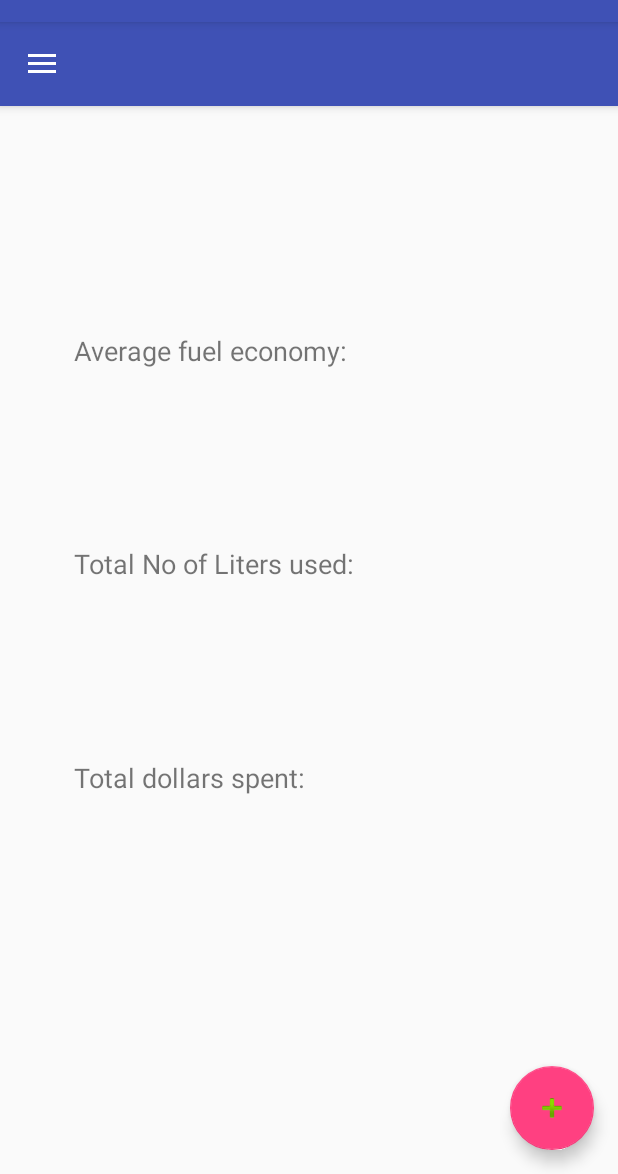
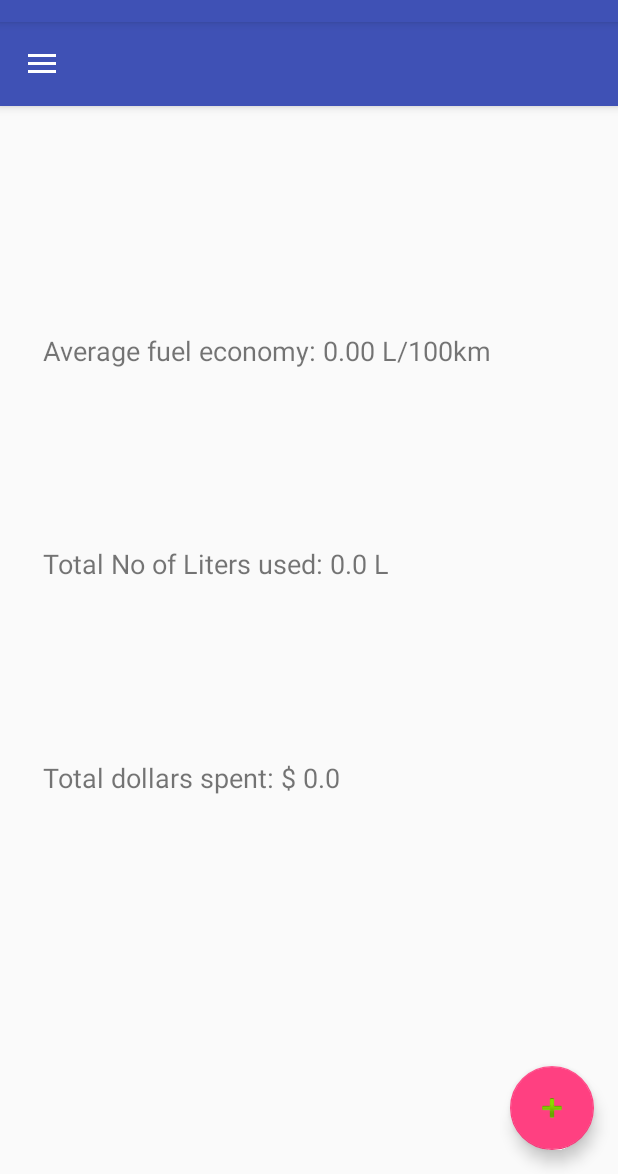
Before and after one commit to MkMan/BikeFuel, an Android app: the MainActivity screen opened directly, with no data from a screen before it, on a phone screen of 412 x 824 dp, the part 62-1236 px from its top. Run offline under Robolectric (Android 15) with nearby library versions, the phone set to English and light mode, and no system bars; 1 statement that could not run was skipped.

Commit message:
Fragment now loads suscessfully using code

```diff
--- a/app/src/main/java/com/example/mustafa/bikefuel/MainActivity.java
+++ b/app/src/main/java/com/example/mustafa/bikefuel/MainActivity.java
@@ -5,6 +5,8 @@ import android.content.Intent;
 import android.os.Bundle;
 import android.support.design.widget.FloatingActionButton;
 import android.support.design.widget.Snackbar;
+import android.support.v4.app.FragmentManager;
+import android.support.v4.app.FragmentTransaction;
 import android.view.View;
 import android.support.design.widget.NavigationView;
 import android.support.v4.view.GravityCompat;
@@ -24,16 +26,11 @@ import java.util.ArrayList;
 public class MainActivity extends AppCompatActivity
         implements NavigationView.OnNavigationItemSelectedListener {
 
-    //This arrayList holds the fillups, will be eventually replaced by either DB or file
-    static ArrayList<FillUp> fillUps = new ArrayList<>();
     //An attempt at using a file to save data
     static FileWriter myFileWritter;
 
-    TextView averageDisplay;
-    TextView totalLiterDisplay;
-    TextView totalCostDisplay;
-
-    final DecimalFormat TWODECIMALPOINTS = new DecimalFormat("0.##");
+    //This arrayList holds the fillups, will be eventually replaced by either DB or file
+    static ArrayList<FillUp> fillUps = new ArrayList<>();
 
     @Override
     protected void onCreate(Bundle savedInstanceState) {
@@ -50,16 +47,6 @@ public class MainActivity extends AppCompatActivity
 
         }
 
-
-
-        //Initialising the TextViews
-        averageDisplay = (TextView) findViewById(R.id.avg_fuel_eco_TV);
-        totalLiterDisplay = (TextView) findViewById(R.id.total_fuel_used_TV);
-        totalCostDisplay = (TextView) findViewById(R.id.total_cost_TV);
-
-        //The add fill up button
-        FloatingActionButton addFillUpFab = (FloatingActionButton) findViewById(R.id.fab);
-
         //The Navigation drawer mess
         DrawerLayout drawer = (DrawerLayout) findViewById(R.id.drawer_layout);
         ActionBarDrawerToggle toggle = new ActionBarDrawerToggle(
@@ -70,31 +57,21 @@ public class MainActivity extends AppCompatActivity
         NavigationView navigationView = (NavigationView) findViewById(R.id.nav_view);
         navigationView.setNavigationItemSelectedListener(this);
 
-        //This opens a new activity to add a new entry
-        addFillUpFab.setOnClickListener(new View.OnClickListener() {
-            @Override
-            public void onClick(View v) {
-                Intent openAddPage = new Intent(v.getContext(), NewEntry.class);
-                startActivity(openAddPage);
-            }
-        });
+        //Fragment manager declarations
+        FragmentManager fragmentManager = getSupportFragmentManager();
+        FragmentTransaction fragmentTransaction =fragmentManager.beginTransaction();
 
-/*
-        //Display the overall stats
-        displayTotalLiters();
-        displayTotalDollars();
-        displayAvgConsumption();
-*/
+        //Loading up the stats page upon starting
+        OverallStats homeFragment = new OverallStats();
+        fragmentTransaction.add(R.id.frag_container,homeFragment);
+        fragmentTransaction.commit();
 
     }
 
-/*    @Override
+    @Override
     protected void onResume() {
         super.onResume();
-        displayTotalLiters();
-        displayTotalDollars();
-        displayAvgConsumption();
-    }*/
+    }
 
     @Override
     public void onBackPressed() {
@@ -153,47 +130,6 @@ public class MainActivity extends AppCompatActivity
         return true;
     }
 
-    //This method gets the total liters of fuel BOUGHT and displays it
-    public void displayTotalLiters(){
-        totalLiterDisplay.setText(getText(R.string.total_fuel_display) + " " + sumFuel() + " L");
-    }
 
-    //This method calculates how much money was spent on fuel and displays it
-    public void displayTotalDollars(){
-        Double retVal = 0.0;
-        for (FillUp i:fillUps){
-            retVal += i.getCost();
-        }
-        totalCostDisplay.setText(getText(R.string.total_dollar_display) + " $ " + retVal.toString());
-    }
-
-    //This method calculated and displays the average fuel efficiency
-    public void displayAvgConsumption() {
-
-        if (fillUps.size() > 1) {
-            int distanceRode = fillUps.get(fillUps.size() - 1).getOdometerReading()
-                    - fillUps.get(0).getOdometerReading();
-
-            double fuelUsed = sumFuel() - fillUps.get(fillUps.size() - 1).getLitersFilled();
-
-            fuelUsed *= 100.0/ distanceRode ;
-
-            averageDisplay.setText(getText(R.string.avg_fuel_display) + " " +
-                    TWODECIMALPOINTS.format(fuelUsed) + " L/100km");
-        }
-        else {
-            averageDisplay.setText(getText(R.string.avg_fuel_display) + " 0.00 L/100km");
-        }
-
-    }
-
-    //This method calculates the total fuel BOUGHT
-    public double sumFuel(){
-        Double retVal = 0.0;
-        for (FillUp i:fillUps){
-            retVal += i.getLitersFilled();
-        }
-        return retVal;
-    }
 
 }
--- a/app/src/main/java/com/example/mustafa/bikefuel/OverallStats.java
+++ b/app/src/main/java/com/example/mustafa/bikefuel/OverallStats.java
@@ -1,29 +1,121 @@
 package com.example.mustafa.bikefuel;
 
 
+import android.content.Intent;
 import android.os.Bundle;
+import android.support.annotation.Nullable;
+import android.support.design.widget.FloatingActionButton;
 import android.support.v4.app.Fragment;
 import android.view.LayoutInflater;
 import android.view.View;
 import android.view.ViewGroup;
+import android.widget.TextView;
 
+import java.text.DecimalFormat;
+import static com.example.mustafa.bikefuel.MainActivity.fillUps;
 
-/**
- * A simple {@link Fragment} subclass.
- */
 public class OverallStats extends Fragment {
+
+    TextView averageDisplay;
+    TextView totalLiterDisplay;
+    TextView totalCostDisplay;
+
+    final DecimalFormat TWODECIMALPOINTS = new DecimalFormat("0.##");
+
 
 
     public OverallStats() {
         // Required empty public constructor
     }
 
+    @Override
+    public void onCreate(@Nullable Bundle savedInstanceState) {
+        super.onCreate(savedInstanceState);
+
+            }
 
     @Override
     public View onCreateView(LayoutInflater inflater, ViewGroup container,
                              Bundle savedInstanceState) {
+
         // Inflate the layout for this fragment
-        return inflater.inflate(R.layout.fragment_overall_stats, container, false);
+        View view = inflater.inflate(R.layout.fragment_overall_stats, container, false);
+
+        //Initialising the TextViews
+        averageDisplay = (TextView) view.findViewById(R.id.avg_fuel_eco_TV);
+        totalLiterDisplay = (TextView) view.findViewById(R.id.total_fuel_used_TV);
+        totalCostDisplay = (TextView) view.findViewById(R.id.total_cost_TV);
+
+        //The add fill up button
+        //Activity hostingActivity = this.getActivity();
+        FloatingActionButton addFillUpFab = (FloatingActionButton) view.findViewById(R.id.fab);
+
+        //This opens a new activity to add a new entry
+        addFillUpFab.setOnClickListener(new View.OnClickListener() {
+            @Override
+            public void onClick(View v) {
+                Intent openAddPage = new Intent(v.getContext(), NewEntry.class);
+                startActivity(openAddPage);
+            }
+        });
+
+        displayAvgConsumption();
+        displayTotalDollars();
+        displayTotalLiters();
+
+        return view;
+    }
+
+    @Override
+    public void onResume() {
+        super.onResume();
+
+        displayAvgConsumption();
+        displayTotalDollars();
+        displayTotalLiters();
+    }
+
+    //This method gets the total liters of fuel BOUGHT and displays it
+    public void displayTotalLiters(){
+        totalLiterDisplay.setText(getText(R.string.total_fuel_display) + " " + sumFuel() + " L");
+    }
+
+    //This method calculates how much money was spent on fuel and displays it
+    public void displayTotalDollars(){
+        Double retVal = 0.0;
+        for (FillUp i:fillUps){
+            retVal += i.getCost();
+        }
+        totalCostDisplay.setText(getText(R.string.total_dollar_display) + " $ " + retVal.toString());
+    }
+
+    //This method calculated and displays the average fuel efficiency
+    public void displayAvgConsumption() {
+
+        if (fillUps.size() > 1) {
+            int distanceRode = fillUps.get(fillUps.size() - 1).getOdometerReading()
+                    - fillUps.get(0).getOdometerReading();
+
+            double fuelUsed = sumFuel() - fillUps.get(fillUps.size() - 1).getLitersFilled();
+
+            fuelUsed *= 100.0/ distanceRode ;
+
+            averageDisplay.setText(getText(R.string.avg_fuel_display) + " " +
+                    TWODECIMALPOINTS.format(fuelUsed) + " L/100km");
+        }
+        else {
+            averageDisplay.setText(getText(R.string.avg_fuel_display) + " 0.00 L/100km");
+        }
+
+    }
+
+    //This method calculates the total fuel BOUGHT
+    public double sumFuel(){
+        Double retVal = 0.0;
+        for (FillUp i:fillUps){
+            retVal += i.getLitersFilled();
+        }
+        return retVal;
     }
 
 }
--- a/app/src/main/res/layout/content_main.xml
+++ b/app/src/main/res/layout/content_main.xml
@@ -7,8 +7,8 @@
     android:id="@+id/frag_container"
     app:layout_behavior="@string/appbar_scrolling_view_behavior">
 
-    <fragment android:name="com.example.mustafa.bikefuel.OverallStats"
+   <!-- <fragment android:name="com.example.mustafa.bikefuel.OverallStats"
         android:layout_width="match_parent"
         android:layout_height="match_parent"
-        tools:layout="@layout/fragment_overall_stats" />
+        tools:layout="@layout/fragment_overall_stats" />-->
 </FrameLayout>
--- a/app/src/main/res/layout/fragment_overall_stats.xml
+++ b/app/src/main/res/layout/fragment_overall_stats.xml
@@ -89,14 +89,14 @@
         android:layout_height="wrap_content"
         android:id="@+id/v1_guideline"
         android:orientation="vertical"
-        app:layout_constraintGuide_percent="0.1" />
+        app:layout_constraintGuide_percent="0.05" />
 
     <android.support.constraint.Guideline
         android:layout_width="wrap_content"
         android:layout_height="wrap_content"
         android:id="@+id/v2_guideline"
         android:orientation="vertical"
-        app:layout_constraintGuide_percent="0.9" />
+        app:layout_constraintGuide_percent="0.95" />
 
 
     <android.support.design.widget.FloatingActionButton
@@ -106,7 +106,7 @@
         android:layout_gravity="bottom|end"
         android:layout_margin="@dimen/fab_margin"
         app:srcCompat="@android:drawable/ic_input_add"
-        android:layout_marginRight="8dp"
+        android:layout_marginEnd="8dp"
         app:layout_constraintRight_toRightOf="parent"
         app:layout_constraintBottom_toBottomOf="parent"
         android:layout_marginBottom="8dp" />
```
Also changed, not shown: app/src/main/java/com/example/mustafa/bikefuel/testing.java (added, +12 -0 lines).
